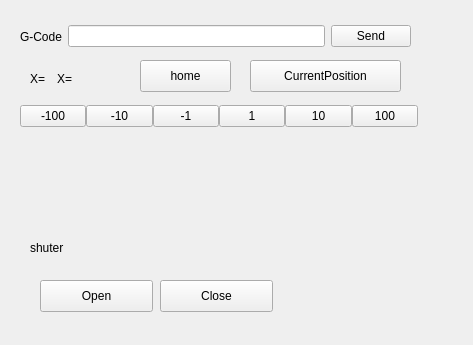
This is printpanel.ui in MaruoLab2015/5AxisFabricationApplication as Qt 5 draws it before an edit. The edited form follows.
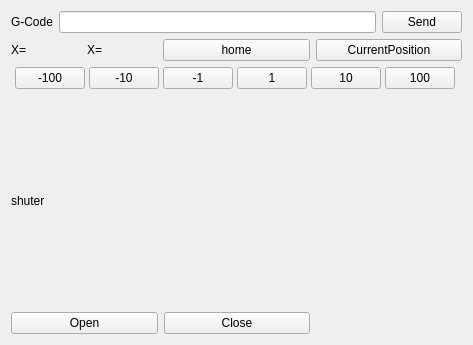
This is the edited form.

```diff
--- a/printpanel.ui
+++ b/printpanel.ui
@@ -13,28 +13,61 @@
   <property name="windowTitle">
    <string>Form</string>
   </property>
+  <layout class="QGridLayout" name="gridLayout">
+   <item row="0" column="0" colspan="3">
+    <layout class="QHBoxLayout" name="horizontalLayout_7">
+     <item>
+      <widget class="QLabel" name="label_5">
+       <property name="text">
+        <string>G-Code</string>
+       </property>
+      </widget>
+     </item>
+     <item>
+      <widget class="QLineEdit" name="requestLineEdit"/>
+     </item>
+     <item>
+      <widget class="QPushButton" name="sendRequestButton">
+       <property name="text">
+        <string>Send</string>
+       </property>
+      </widget>
+     </item>
+    </layout>
+   </item>
+   <item row="1" column="0">
+    <layout class="QHBoxLayout" name="horizontalLayout_6">
+     <item>
+      <widget class="QLabel" name="label_4">
+       <property name="text">
+        <string>X=</string>
+       </property>
+      </widget>
+     </item>
+     <item>
+      <widget class="QLabel" name="positionX_2">
+       <property name="text">
+        <string>X=</string>
+       </property>
+      </widget>
+     </item>
+    </layout>
+   </item>
+   <item row="1" column="1">
   <widget class="QPushButton" name="homeX">
-   <property name="geometry">
-    <rect>
-     <x>140</x>
-     <y>60</y>
-     <width>91</width>
-     <height>32</height>
-    </rect>
-   </property>
    <property name="text">
     <string>home</string>
    </property>
   </widget>
-  <widget class="QWidget" name="layoutWidget">
-   <property name="geometry">
-    <rect>
-     <x>20</x>
-     <y>100</y>
-     <width>398</width>
-     <height>32</height>
-    </rect>
-   </property>
+   </item>
+   <item row="1" column="2">
+    <widget class="QPushButton" name="pushButton_3">
+     <property name="text">
+      <string>CurrentPosition</string>
+     </property>
+    </widget>
+   </item>
+   <item row="2" column="0" colspan="3">
    <layout class="QHBoxLayout" name="horizontalLayout_5">
     <property name="spacing">
      <number>0</number>
@@ -154,114 +187,37 @@
      </widget>
     </item>
    </layout>
-  </widget>
+   </item>
+   <item row="3" column="0" colspan="2">
+    <layout class="QVBoxLayout" name="verticalLayout">
+     <item>
   <widget class="QLabel" name="label_3">
-   <property name="geometry">
-    <rect>
-     <x>30</x>
-     <y>240</y>
-     <width>61</width>
-     <height>16</height>
-    </rect>
-   </property>
    <property name="text">
     <string>shuter</string>
    </property>
   </widget>
-  <widget class="QPushButton" name="pushButton_2">
-   <property name="geometry">
-    <rect>
-     <x>160</x>
-     <y>280</y>
-     <width>113</width>
-     <height>32</height>
-    </rect>
-   </property>
-   <property name="text">
-    <string>Close</string>
-   </property>
-  </widget>
-  <widget class="QWidget" name="layoutWidget_2">
-   <property name="geometry">
-    <rect>
-     <x>30</x>
-     <y>70</y>
-     <width>48</width>
-     <height>18</height>
-    </rect>
-   </property>
-   <layout class="QHBoxLayout" name="horizontalLayout_6">
-    <item>
-     <widget class="QLabel" name="label_4">
-      <property name="text">
-       <string>X=</string>
-      </property>
-     </widget>
     </item>
     <item>
-     <widget class="QLabel" name="positionX_2">
-      <property name="text">
-       <string>X=</string>
-      </property>
-     </widget>
-    </item>
-   </layout>
-  </widget>
-  <widget class="QWidget" name="layoutWidget_3">
-   <property name="geometry">
-    <rect>
-     <x>20</x>
-     <y>20</y>
-     <width>391</width>
-     <height>33</height>
-    </rect>
-   </property>
-   <layout class="QHBoxLayout" name="horizontalLayout_7">
+      <layout class="QHBoxLayout" name="horizontalLayout">
     <item>
-     <widget class="QLabel" name="label_5">
-      <property name="text">
-       <string>G-Code</string>
-      </property>
-     </widget>
-    </item>
-    <item>
-     <widget class="QLineEdit" name="requestLineEdit"/>
-    </item>
-    <item>
-     <widget class="QPushButton" name="sendRequestButton">
-      <property name="text">
-       <string>Send</string>
-      </property>
-     </widget>
-    </item>
-   </layout>
-  </widget>
   <widget class="QPushButton" name="pushButton">
-   <property name="geometry">
-    <rect>
-     <x>40</x>
-     <y>280</y>
-     <width>113</width>
-     <height>32</height>
-    </rect>
-   </property>
    <property name="text">
     <string>Open</string>
    </property>
   </widget>
-  <widget class="QPushButton" name="pushButton_3">
-   <property name="geometry">
-    <rect>
-     <x>250</x>
-     <y>60</y>
-     <width>151</width>
-     <height>32</height>
-    </rect>
-   </property>
+       </item>
+       <item>
+        <widget class="QPushButton" name="pushButton_2">
    <property name="text">
-    <string>CurrentPosition</string>
-   </property>
-  </widget>
+          <string>Close</string>
+         </property>
+        </widget>
+       </item>
+      </layout>
+     </item>
+    </layout>
+   </item>
+  </layout>
  </widget>
  <resources/>
  <connections/>
```
Lines whose indentation alone changed are shown as unchanged.
